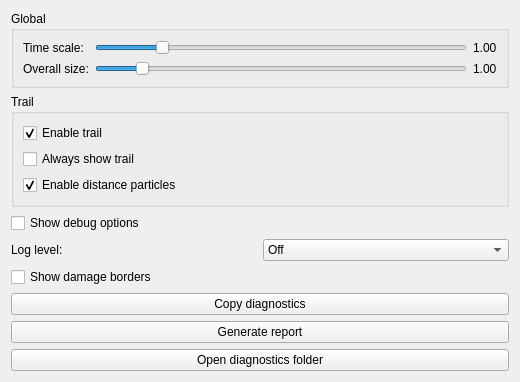
floating142/kwin-effects-ba-click-fx, file config/baclickfxconfig.ui: the form before one commit.
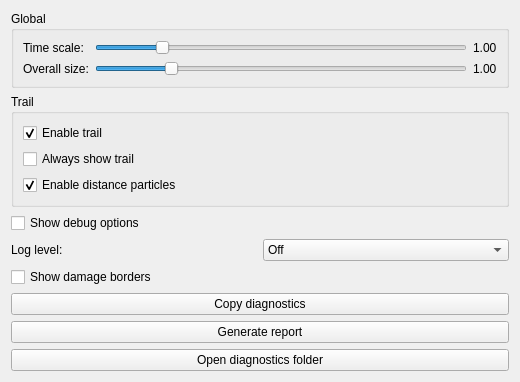
The form after the commit.

Patch:
```diff
--- a/config/baclickfxconfig.ui
+++ b/config/baclickfxconfig.ui
@@ -81,7 +81,7 @@
         <item>
          <widget class="QSlider" name="globalScaleSlider">
           <property name="minimum">
-           <number>50</number>
+           <number>5</number>
           </property>
           <property name="maximum">
            <number>500</number>
```
